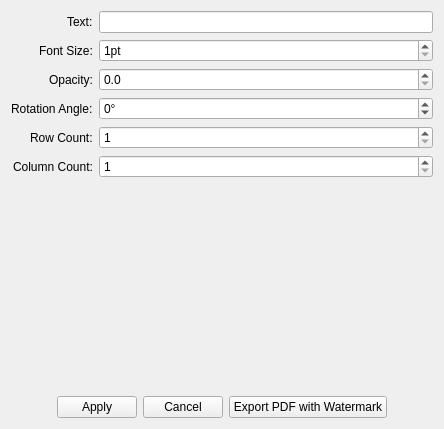
Old version of the form WatermarkSetting.ui in the repository ZypherChan/PDF-Watermark-Tool.
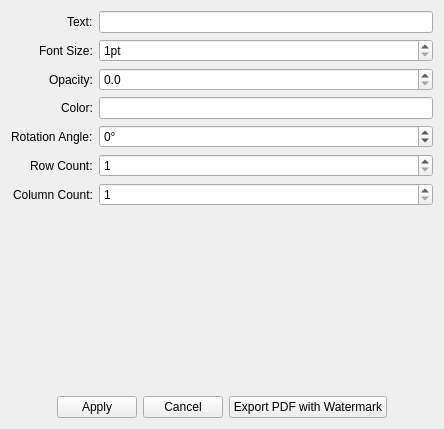
New version of the form. Custom widgets are drawn as their Qt base class.

Commit message: feat:add color setting

```diff
--- a/WatermarkSetting.ui
+++ b/WatermarkSetting.ui
@@ -36,14 +36,14 @@
        </property>
       </widget>
      </item>
-     <item row="3" column="0">
+     <item row="4" column="0">
       <widget class="QLabel" name="label_3">
        <property name="text">
         <string>Rotation Angle:</string>
        </property>
       </widget>
      </item>
-     <item row="3" column="1">
+     <item row="4" column="1">
       <widget class="QSpinBox" name="spinBox_angle">
        <property name="suffix">
         <string>°</string>
@@ -86,14 +86,14 @@
        </property>
       </widget>
      </item>
-     <item row="4" column="0">
+     <item row="5" column="0">
       <widget class="QLabel" name="label_5">
        <property name="text">
         <string>Row Count:</string>
        </property>
       </widget>
      </item>
-     <item row="4" column="1">
+     <item row="5" column="1">
       <widget class="QSpinBox" name="spinBox_rowCount">
        <property name="minimum">
         <number>1</number>
@@ -103,20 +103,34 @@
        </property>
       </widget>
      </item>
-     <item row="5" column="0">
+     <item row="6" column="0">
       <widget class="QLabel" name="label_6">
        <property name="text">
         <string>Column Count:</string>
        </property>
       </widget>
      </item>
-     <item row="5" column="1">
+     <item row="6" column="1">
       <widget class="QSpinBox" name="spinBox_colCount">
        <property name="minimum">
         <number>1</number>
        </property>
       </widget>
      </item>
+     <item row="3" column="0">
+      <widget class="QLabel" name="label_7">
+       <property name="text">
+        <string>Color:</string>
+       </property>
+      </widget>
+     </item>
+     <item row="3" column="1">
+      <widget class="QLineEdit" name="lineEdit_color">
+       <property name="readOnly">
+        <bool>true</bool>
+       </property>
+      </widget>
+     </item>
     </layout>
    </item>
    <item>
```
The commit also changes 7 other files.
